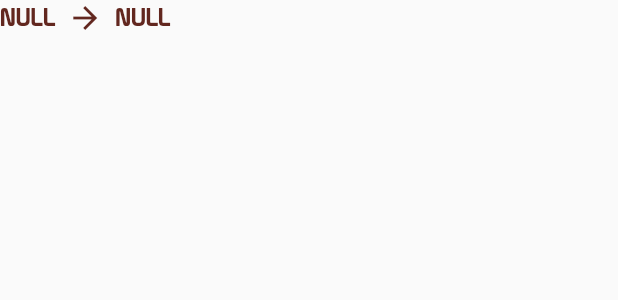
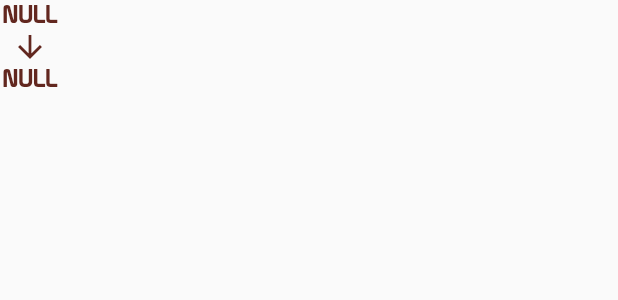
Before and after one commit to Mavv3006/TerraformingMars, a Flutter app: the HistoryNewBoolValue widget shown alone on an empty page, opened directly, on a phone screen of 412 x 824 dp. Shown: the top 300 px of the screen. Run offline on Flutter 3.47's test engine with Material 2 defaults, Android fonts, the phone set to English and light mode, and no system bars; our stand-ins replace flutter_icons, font_awesome_flutter.

```diff
--- a/lib/components/customIcons.dart
+++ b/lib/components/customIcons.dart
@@ -10,5 +10,6 @@ class CustomIcons {
   static IconData history = Icons.history;
   static IconData undo = Icons.undo;
   static IconData newValue = Icons.arrow_forward;
+  static IconData newBoolValue = Icons.arrow_downward;
   static IconData equals = FontAwesomeIcons.equals;
 }
--- a/lib/components/history_new_value.dart
+++ b/lib/components/history_new_value.dart
@@ -39,13 +39,13 @@ class HistoryNewBoolValue extends StatelessWidget {
 
   @override
   Widget build(BuildContext context) {
-    return Row(
+    return Column(
       children: <Widget>[
         RessourceValueText(oldValue.toString().toUpperCase()),
         Padding(
           padding: iconPadding,
           child: Icon(
-            CustomIcons.newValue,
+            CustomIcons.newBoolValue,
             color: AppColors.accentColor,
           ),
         ),
```
